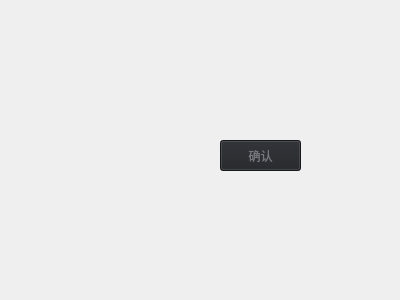
Before: the Qt Designer form SurgicalRobotSoftware_2_0/surgical-robot-software-2-0/equipinfowidget.ui in Z-Hd/Lingxi-Spine-care-Visual-Interactive-Software-Prototype, drawn with Qt 5.
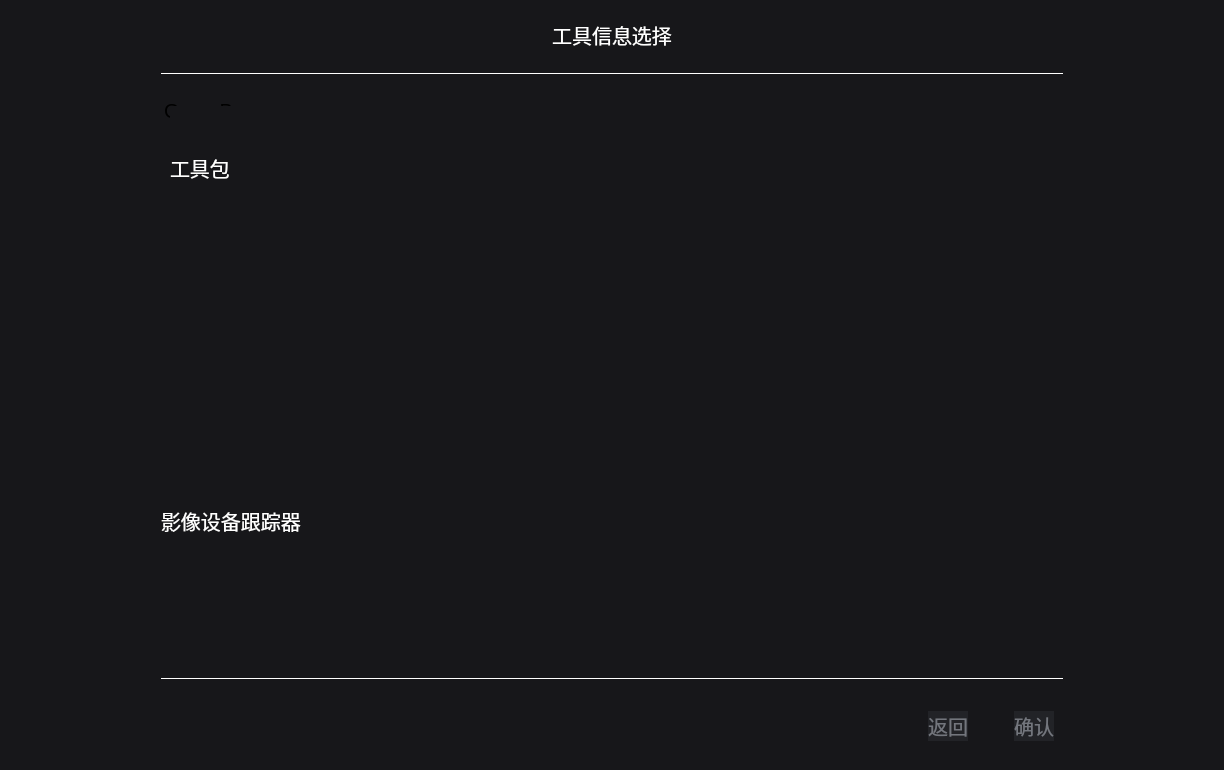
After: the same form once the commit is applied. Icons and pictures are not drawn.

Commit message: patient and tool ui

```diff
--- a/SurgicalRobotSoftware_2_0/surgical-robot-software-2-0/equipinfowidget.ui
+++ b/SurgicalRobotSoftware_2_0/surgical-robot-software-2-0/equipinfowidget.ui
@@ -6,29 +6,259 @@
    <rect>
     <x>0</x>
     <y>0</y>
-    <width>400</width>
-    <height>300</height>
+    <width>1224</width>
+    <height>770</height>
    </rect>
   </property>
+  <property name="sizePolicy">
+   <sizepolicy hsizetype="Expanding" vsizetype="Expanding">
+    <horstretch>0</horstretch>
+    <verstretch>0</verstretch>
+   </sizepolicy>
+  </property>
   <property name="windowTitle">
    <string>Form</string>
   </property>
-  <widget class="QPushButton" name="confirmButton">
-   <property name="geometry">
-    <rect>
-     <x>220</x>
-     <y>140</y>
-     <width>81</width>
-     <height>31</height>
-    </rect>
-   </property>
-   <property name="styleSheet">
-    <string notr="true">background-color:rgb(34, 35, 39);color:rgb(115, 118, 125)</string>
-   </property>
-   <property name="text">
-    <string>确认</string>
-   </property>
-  </widget>
+  <property name="styleSheet">
+   <string notr="true">background-color: rgb(23, 23, 26);</string>
+  </property>
+  <layout class="QGridLayout" name="gridLayout">
+   <item row="0" column="0">
+    <widget class="QWidget" name="widget" native="true">
+     <property name="enabled">
+      <bool>true</bool>
+     </property>
+     <property name="sizePolicy">
+      <sizepolicy hsizetype="Preferred" vsizetype="Preferred">
+       <horstretch>0</horstretch>
+       <verstretch>0</verstretch>
+      </sizepolicy>
+     </property>
+     <property name="styleSheet">
+      <string notr="true">background-color:rgb(23, 23, 26);
+font-size: 20px;</string>
+     </property>
+     <layout class="QVBoxLayout" name="verticalLayout_2">
+      <property name="spacing">
+       <number>20</number>
+      </property>
+      <property name="leftMargin">
+       <number>150</number>
+      </property>
+      <property name="rightMargin">
+       <number>150</number>
+      </property>
+      <item>
+       <widget class="QLabel" name="label">
+        <property name="sizePolicy">
+         <sizepolicy hsizetype="Expanding" vsizetype="Fixed">
+          <horstretch>0</horstretch>
+          <verstretch>0</verstretch>
+         </sizepolicy>
+        </property>
+        <property name="styleSheet">
+         <string notr="true">background-color: rgb(23, 23, 26);
+color: rgb(255, 255, 255);</string>
+        </property>
+        <property name="text">
+         <string>工具信息选择</string>
+        </property>
+        <property name="alignment">
+         <set>Qt::AlignCenter</set>
+        </property>
+       </widget>
+      </item>
+      <item>
+       <widget class="QFrame" name="frame">
+        <property name="sizePolicy">
+         <sizepolicy hsizetype="Minimum" vsizetype="Fixed">
+          <horstretch>0</horstretch>
+          <verstretch>0</verstretch>
+         </sizepolicy>
+        </property>
+        <property name="styleSheet">
+         <string notr="true">QFrame{background:23, 23, 26;min-height:5px;color:white}</string>
+        </property>
+        <property name="frameShape">
+         <enum>QFrame::HLine</enum>
+        </property>
+        <property name="frameShadow">
+         <enum>QFrame::Plain</enum>
+        </property>
+        <property name="lineWidth">
+         <number>1</number>
+        </property>
+       </widget>
+      </item>
+      <item>
+       <widget class="QGroupBox" name="groupBox">
+        <property name="styleSheet">
+         <string notr="true">border:none</string>
+        </property>
+        <property name="title">
+         <string>GroupBox</string>
+        </property>
+        <layout class="QVBoxLayout" name="verticalLayout">
+         <item>
+          <widget class="QLabel" name="label_2">
+           <property name="styleSheet">
+            <string notr="true">background-color: rgb(23, 23, 26);
+color: rgb(255, 255, 255);</string>
+           </property>
+           <property name="text">
+            <string>工具包</string>
+           </property>
+          </widget>
+         </item>
+         <item>
+          <layout class="QHBoxLayout" name="horizontalLayout">
+           <item>
+            <widget class="QLabel" name="tool">
+             <property name="styleSheet">
+              <string notr="true">image: url(:/resource/image/tool.png);</string>
+             </property>
+             <property name="text">
+              <string/>
+             </property>
+            </widget>
+           </item>
+           <item>
+            <spacer name="horizontalSpacer">
+             <property name="orientation">
+              <enum>Qt::Horizontal</enum>
+             </property>
+             <property name="sizeType">
+              <enum>QSizePolicy::Expanding</enum>
+             </property>
+             <property name="sizeHint" stdset="0">
+              <size>
+               <width>620</width>
+               <height>20</height>
+              </size>
+             </property>
+            </spacer>
+           </item>
+          </layout>
+         </item>
+        </layout>
+       </widget>
+      </item>
+      <item>
+       <widget class="QLabel" name="label_4">
+        <property name="styleSheet">
+         <string notr="true">background-color: rgb(23, 23, 26);
+color: rgb(255, 255, 255);</string>
+        </property>
+        <property name="text">
+         <string>影像设备跟踪器</string>
+        </property>
+       </widget>
+      </item>
+      <item>
+       <widget class="QFrame" name="frame_4">
+        <property name="styleSheet">
+         <string notr="true">QFrame{background:23, 23, 26;min-height:5px;color:white}</string>
+        </property>
+        <property name="frameShape">
+         <enum>QFrame::HLine</enum>
+        </property>
+        <property name="frameShadow">
+         <enum>QFrame::Plain</enum>
+        </property>
+        <property name="lineWidth">
+         <number>1</number>
+        </property>
+       </widget>
+      </item>
+      <item>
+       <widget class="QGroupBox" name="groupBox_2">
+        <property name="sizePolicy">
+         <sizepolicy hsizetype="Minimum" vsizetype="Fixed">
+          <horstretch>0</horstretch>
+          <verstretch>0</verstretch>
+         </sizepolicy>
+        </property>
+        <property name="styleSheet">
+         <string notr="true">border: none;</string>
+        </property>
+        <property name="title">
+         <string/>
+        </property>
+        <layout class="QHBoxLayout" name="horizontalLayout_10">
+         <item>
+          <spacer name="horizontalSpacer_4">
+           <property name="orientation">
+            <enum>Qt::Horizontal</enum>
+           </property>
+           <property name="sizeHint" stdset="0">
+            <size>
+             <width>40</width>
+             <height>20</height>
+            </size>
+           </property>
+          </spacer>
+         </item>
+         <item>
+          <widget class="QPushButton" name="backButton">
+           <property name="sizePolicy">
+            <sizepolicy hsizetype="Fixed" vsizetype="Fixed">
+             <horstretch>0</horstretch>
+             <verstretch>0</verstretch>
+            </sizepolicy>
+           </property>
+           <property name="layoutDirection">
+            <enum>Qt::LeftToRight</enum>
+           </property>
+           <property name="styleSheet">
+            <string notr="true">background-color:rgb(34, 35, 39);color:rgb(115, 118, 125)</string>
+           </property>
+           <property name="text">
+            <string>返回</string>
+           </property>
+          </widget>
+         </item>
+         <item>
+          <spacer name="horizontalSpacer_3">
+           <property name="orientation">
+            <enum>Qt::Horizontal</enum>
+           </property>
+           <property name="sizeType">
+            <enum>QSizePolicy::Preferred</enum>
+           </property>
+           <property name="sizeHint" stdset="0">
+            <size>
+             <width>40</width>
+             <height>20</height>
+            </size>
+           </property>
+          </spacer>
+         </item>
+         <item>
+          <widget class="QPushButton" name="confirmButton">
+           <property name="sizePolicy">
+            <sizepolicy hsizetype="Fixed" vsizetype="Fixed">
+             <horstretch>0</horstretch>
+             <verstretch>0</verstretch>
+            </sizepolicy>
+           </property>
+           <property name="layoutDirection">
+            <enum>Qt::LeftToRight</enum>
+           </property>
+           <property name="styleSheet">
+            <string notr="true">background-color:rgb(34, 35, 39);color:rgb(115, 118, 125)</string>
+           </property>
+           <property name="text">
+            <string>确认</string>
+           </property>
+          </widget>
+         </item>
+        </layout>
+       </widget>
+      </item>
+     </layout>
+    </widget>
+   </item>
+  </layout>
  </widget>
  <resources/>
  <connections/>
```
The commit also changes 463 other files.
